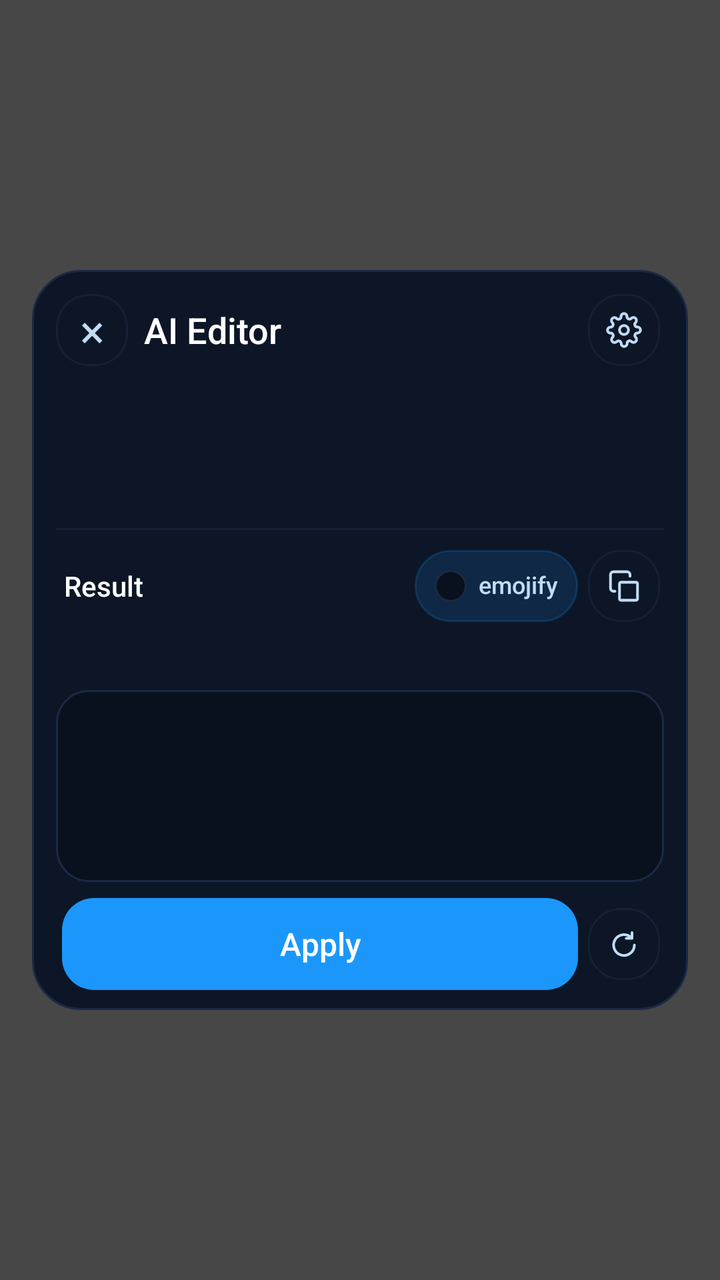
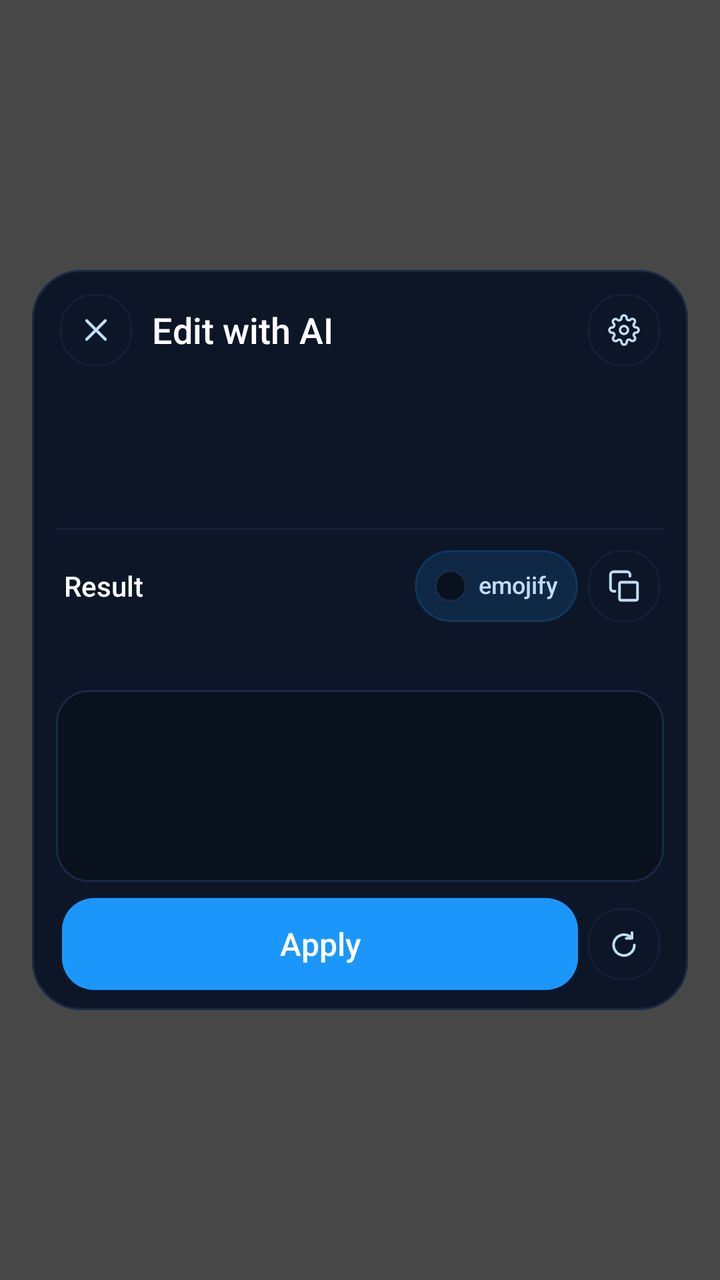

Screens rendered from an Android XML layout before and after an edit, with the pre-edit source and the edit as a unified diff.
<!-- AndroidManifest.xml: fallback theme Theme.MaterialComponents.DayNight.NoActionBar -->
<!-- res/layout/mr_ai_dialog.xml -->
<?xml version="1.0" encoding="utf-8"?>
<FrameLayout xmlns:android="http://schemas.android.com/apk/res/android"
    android:tag="ai_dialog_root"
    android:background="@color/mr_ai_scrim"
    android:clickable="true"
    android:layout_width="match_parent"
    android:layout_height="match_parent">

    <ScrollView
        android:tag="ai_card"
        android:background="@drawable/mr_ui_dialog_bg"
        android:fillViewport="false"
        android:overScrollMode="never"
        android:scrollbars="vertical"
        android:clickable="true"
        android:layout_gravity="center"
        android:layout_width="match_parent"
        android:layout_height="wrap_content"
        android:layout_marginLeft="16dp"
        android:layout_marginTop="12dp"
        android:layout_marginRight="16dp"
        android:layout_marginBottom="12dp">

        <LinearLayout
            android:orientation="vertical"
            android:paddingLeft="12dp"
            android:paddingTop="8dp"
            android:paddingRight="12dp"
            android:paddingBottom="10dp"
            android:layout_width="match_parent"
            android:layout_height="wrap_content">

            <LinearLayout
                android:orientation="horizontal"
                android:gravity="center_vertical"
                android:layout_width="match_parent"
                android:layout_height="44dp">
                <TextView
                    android:tag="ai_back"
                    android:text="×"
                    android:textSize="23sp"
                    android:textColor="@color/mr_ui_text2"
                    android:gravity="center"
                    android:background="@drawable/mr_ui_card_ripple"
                    android:layout_width="36dp"
                    android:layout_height="36dp" />
                <TextView
                    android:tag="ai_title"
                    android:text="@string/mr_ai_title"
                    android:textSize="18sp"
                    android:textColor="@color/mr_ui_text"
                    android:fontFamily="sans-serif-medium"
                    android:gravity="center_vertical"
                    android:paddingLeft="8dp"
                    android:paddingRight="4dp"
                    android:singleLine="true"
                    android:ellipsize="end"
                    android:layout_width="0dp"
                    android:layout_height="match_parent"
                    android:layout_weight="1" />
                <FrameLayout
                    style="@style/MrAiDialogIconSurface"
                    android:tag="ai_gear">
                    <ImageView
                        android:src="@drawable/ic_mr_gear"
                        android:tint="@color/mr_ui_text2"
                        android:scaleType="fitCenter"
                        android:layout_width="18dp"
                        android:layout_height="18dp"
                        android:layout_gravity="center" />
                </FrameLayout>
            </LinearLayout>

            <HorizontalScrollView
                android:scrollbars="none"
                android:overScrollMode="never"
                android:layout_width="match_parent"
                android:layout_height="72dp">
                <LinearLayout
                    android:orientation="horizontal"
                    android:gravity="center_vertical"
                    android:tag="ai_strip"
                    android:layout_width="wrap_content"
                    android:layout_height="match_parent" />
            </HorizontalScrollView>

            <View
                android:background="@color/mr_ui_stroke"
                android:layout_width="match_parent"
                android:layout_height="1dp"
                android:layout_marginTop="5dp"
                android:layout_marginBottom="6dp" />

            <LinearLayout
                android:orientation="horizontal"
                android:gravity="center_vertical"
                android:baselineAligned="false"
                android:layout_width="match_parent"
                android:layout_height="44dp">
                <TextView
                    android:tag="ai_hdr_result"
                    android:text="@string/mr_ai_result"
                    android:textSize="14sp"
                    android:textColor="@color/mr_ui_text"
                    android:fontFamily="sans-serif-medium"
                    android:gravity="center_vertical"
                    android:paddingLeft="4dp"
                    android:layout_width="0dp"
                    android:layout_height="match_parent"
                    android:layout_weight="1" />
                <LinearLayout
                    style="@style/MrAiDialogButton"
                    android:tag="ai_emoji"
                    android:orientation="horizontal"
                    android:gravity="center_vertical"
                    android:baselineAligned="false"
                    android:clickable="true"
                    android:focusable="true">
                    <TextView
                        android:tag="ai_emoji_check"
                        android:textSize="11sp"
                        android:textColor="@color/mr_ui_text2"
                        android:fontFamily="sans-serif-medium"
                        android:gravity="center"
                        android:includeFontPadding="false"
                        android:background="@drawable/mr_ui_edit_bg"
                        android:layout_gravity="center_vertical"
                        android:layout_width="16dp"
                        android:layout_height="16dp" />
                    <TextView
                        android:tag="ai_emoji_label"
                        android:text="@string/mr_ai_emojify"
                        android:textSize="12sp"
                        android:textColor="@color/mr_ui_text2"
                        android:fontFamily="sans-serif-medium"
                        android:gravity="center_vertical"
                        android:includeFontPadding="false"
                        android:singleLine="true"
                        android:ellipsize="end"
                        android:maxWidth="132dp"
                        android:paddingLeft="6dp"
                        android:layout_gravity="center_vertical"
                        android:layout_width="wrap_content"
                        android:layout_height="wrap_content" />
                </LinearLayout>
                <FrameLayout
                    style="@style/MrAiDialogIconSurface"
                    android:tag="ai_copy">
                    <ImageView
                        android:src="@drawable/ic_mr_copy"
                        android:tint="@color/mr_ui_text2"
                        android:scaleType="fitCenter"
                        android:layout_width="18dp"
                        android:layout_height="18dp"
                        android:layout_gravity="center" />
                </FrameLayout>
            </LinearLayout>

            <TextView
                android:tag="ai_status"
                android:textSize="12sp"
                android:textColor="@color/mr_ui_text2"
                android:gravity="center_vertical"
                android:paddingLeft="4dp"
                android:paddingRight="4dp"
                android:minHeight="24dp"
                android:maxLines="2"
                android:ellipsize="end"
                android:layout_width="match_parent"
                android:layout_height="wrap_content"
                android:layout_marginBottom="6dp" />

            <TextView
                android:tag="ai_result"
                android:textSize="15sp"
                android:textColor="@color/mr_ui_text"
                android:background="@drawable/mr_ui_edit_bg"
                android:gravity="top|start"
                android:paddingLeft="12dp"
                android:paddingTop="10dp"
                android:paddingRight="12dp"
                android:paddingBottom="10dp"
                android:minHeight="96dp"
                android:layout_width="match_parent"
                android:layout_height="wrap_content" />

            <LinearLayout
                android:orientation="horizontal"
                android:gravity="center_vertical"
                android:paddingTop="8dp"
                android:layout_width="match_parent"
                android:layout_height="54dp">
                <TextView
                    android:tag="ai_apply"
                    android:text="@string/mr_ai_apply"
                    android:textSize="16sp"
                    android:textColor="@color/mr_text_on_accent"
                    android:fontFamily="sans-serif-medium"
                    android:gravity="center"
                    android:background="@drawable/mr_ui_primary_shape"
                    android:layout_width="0dp"
                    android:layout_height="match_parent"
                    android:layout_weight="1"
                    android:layout_marginLeft="3dp"
                    android:layout_marginRight="3dp" />
                <FrameLayout
                    style="@style/MrAiDialogIconSurface"
                    android:tag="ai_redo">
                    <ImageView
                        android:src="@drawable/ic_mr_refresh"
                        android:tint="@color/mr_ui_text2"
                        android:scaleType="fitCenter"
                        android:layout_width="18dp"
                        android:layout_height="18dp"
                        android:layout_gravity="center" />
                </FrameLayout>
            </LinearLayout>
        </LinearLayout>
    </ScrollView>
</FrameLayout>
<!-- resources referenced by this layout -->
<resources>
  <color name="mr_ai_scrim">#b8000000</color>
  <color name="mr_text_on_accent">#ffffffff</color>
  <color name="mr_ui_stroke">#ff132036</color>
  <color name="mr_ui_text">#ffffffff</color>
  <color name="mr_ui_text2">#ffc2dcf6</color>
  <!-- drawable ic_mr_copy (drawable) -->
  <?xml version="1.0" encoding="utf-8"?>
  <vector android:height="20.0dip" android:width="20.0dip" android:viewportWidth="24.0" android:viewportHeight="24.0"
    xmlns:android="http://schemas.android.com/apk/res/android">
      <group android:translateX="1.0" android:translateY="0.5">
      <path android:pathData="M9,9h10a1,1 0 0,1 1,1v10a1,1 0 0,1 -1,1H9a1,1 0 0,1 -1,-1V10a1,1 0 0,1 1,-1z M5,15H4a2,2 0 0,1 -2,-2V4a2,2 0 0,1 2,-2h9a2,2 0 0,1 2,2v1" android:strokeColor="#ffffffff" android:strokeWidth="1.8" android:strokeLineCap="round" android:strokeLineJoin="round" />
      </group>
  </vector>
  <!-- drawable ic_mr_refresh (drawable) -->
  <?xml version="1.0" encoding="utf-8"?>
  <vector android:height="22.0dip" android:width="22.0dip" android:viewportWidth="24.0" android:viewportHeight="24.0"
    xmlns:android="http://schemas.android.com/apk/res/android">
      <group android:scaleX="0.9238" android:scaleY="0.9238" android:translateX="0.9075" android:translateY="1.6063">
          <path android:pathData="M17.3,6.7A7.5,7.5 0 1 0 19.5,12M17.8,3v4.2h-4.2" android:strokeColor="#ffffffff" android:strokeWidth="1.9" android:strokeLineCap="round" android:strokeLineJoin="round" />
      </group>
  </vector>
  <!-- drawable mr_ui_dialog_bg (drawable) -->
  <?xml version="1.0" encoding="utf-8"?>
  <shape xmlns:android="http://schemas.android.com/apk/res/android" android:shape="rectangle">
      <solid android:color="@color/mr_ui_card" />
      <stroke android:width="1dp" android:color="@color/mr_ui_stroke_strong" />
      <corners android:radius="24dp" />
  </shape>
  <!-- drawable mr_ui_primary_shape (drawable) -->
  <?xml version="1.0" encoding="utf-8"?>
  <shape xmlns:android="http://schemas.android.com/apk/res/android" android:shape="rectangle">
      <solid android:color="@color/mr_accent" />
      <corners android:radius="16dp" />
  </shape>
  <string name="mr_ai_apply">Apply</string>
  <string name="mr_ai_emojify">emojify</string>
  <string name="mr_ai_result">Result</string>
  <string name="mr_ai_title">AI Editor</string>
  <style name="MrAiDialogIconSurface">
          <item name="android:background">@drawable/mr_ui_card_ripple</item>
          <item name="android:layout_width">36dp</item>
          <item name="android:layout_height">36dp</item>
          <item name="android:layout_marginLeft">2dp</item>
          <item name="android:layout_marginRight">2dp</item>
      </style>
  <color name="mr_ripple">#331b97fc</color>
  <color name="mr_ui_card">#ff0d1626</color>
  <color name="mr_ui_stroke_strong">#ff1a2a45</color>
  <color name="mr_ui_sunken">#ff09111e</color>
  <color name="mr_accent">#ff1b97fc</color>
  <!-- drawable mr_ui_pill_bg (drawable) -->
  <?xml version="1.0" encoding="utf-8"?>
  <shape xmlns:android="http://schemas.android.com/apk/res/android" android:shape="rectangle">
      <solid android:color="@color/mr_ui_cyan_soft" />
      <stroke android:width="1dp" android:color="@color/mr_ui_cyan_line" />
      <corners android:radius="100dp" />
  </shape>
  <color name="mr_ui_cyan_soft">#241b97fc</color>
  <color name="mr_ui_cyan_line">#331b97fc</color>
  <!-- unchanged entries left out for length: 4 -->
</resources>

<!-- the commit's change to res/layout/mr_ai_dialog.xml (unified diff, before → after) -->
@@ -35,15 +35,17 @@
                 android:gravity="center_vertical"
                 android:layout_width="match_parent"
                 android:layout_height="44dp">
-                <TextView
-                    android:tag="ai_back"
-                    android:text="×"
-                    android:textSize="23sp"
-                    android:textColor="@color/mr_ui_text2"
-                    android:gravity="center"
-                    android:background="@drawable/mr_ui_card_ripple"
-                    android:layout_width="36dp"
-                    android:layout_height="36dp" />
+                <FrameLayout
+                    style="@style/MrAiDialogIconSurface"
+                    android:tag="ai_back">
+                    <ImageView
+                        android:src="@drawable/ic_mr_close"
+                        android:tint="@color/mr_ui_text2"
+                        android:scaleType="fitCenter"
+                        android:layout_width="16dp"
+                        android:layout_height="16dp"
+                        android:layout_gravity="center" />
+                </FrameLayout>
                 <TextView
                     android:tag="ai_title"
                     android:text="@string/mr_ai_title"
@@ -65,8 +67,8 @@
                         android:src="@drawable/ic_mr_gear"
                         android:tint="@color/mr_ui_text2"
                         android:scaleType="fitCenter"
-                        android:layout_width="18dp"
-                        android:layout_height="18dp"
+                        android:layout_width="16dp"
+                        android:layout_height="16dp"
                         android:layout_gravity="center" />
                 </FrameLayout>
             </LinearLayout>
<!-- resource entries referenced after the edit -->
@@ -5,6 +5,11 @@
   <color name="mr_ui_stroke">#ff132036</color>
   <color name="mr_ui_text">#ffffffff</color>
   <color name="mr_ui_text2">#ffc2dcf6</color>
+  <!-- drawable ic_mr_close (drawable) -->
+  <?xml version="1.0" encoding="utf-8"?>
+  <vector xmlns:android="http://schemas.android.com/apk/res/android" android:width="20dp" android:height="20dp" android:viewportWidth="24" android:viewportHeight="24">
+      <path android:strokeColor="#ffffffff" android:strokeWidth="2.2" android:strokeLineCap="round" android:strokeLineJoin="round" android:pathData="M5,5L19,19M19,5L5,19" />
+  </vector>
   <!-- drawable ic_mr_copy (drawable) -->
   <?xml version="1.0" encoding="utf-8"?>
   <vector android:height="20.0dip" android:width="20.0dip" android:viewportWidth="24.0" android:viewportHeight="24.0"
@@ -37,7 +42,7 @@
   <string name="mr_ai_apply">Apply</string>
   <string name="mr_ai_emojify">emojify</string>
   <string name="mr_ai_result">Result</string>
-  <string name="mr_ai_title">AI Editor</string>
+  <string name="mr_ai_title">Edit with AI</string>
   <style name="MrAiDialogIconSurface">
           <item name="android:background">@drawable/mr_ui_card_ripple</item>
           <item name="android:layout_width">36dp</item>
